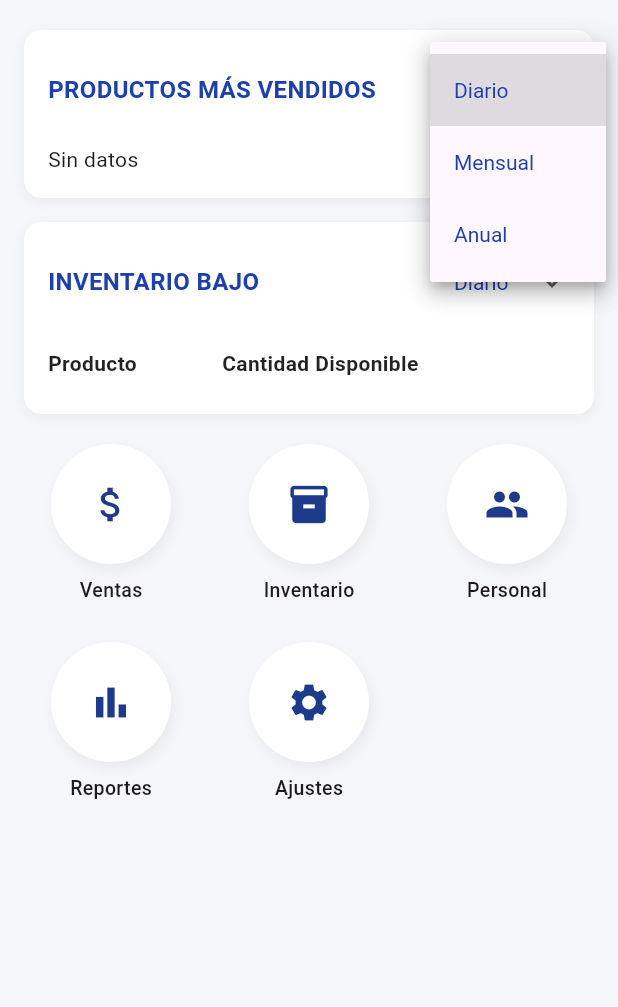
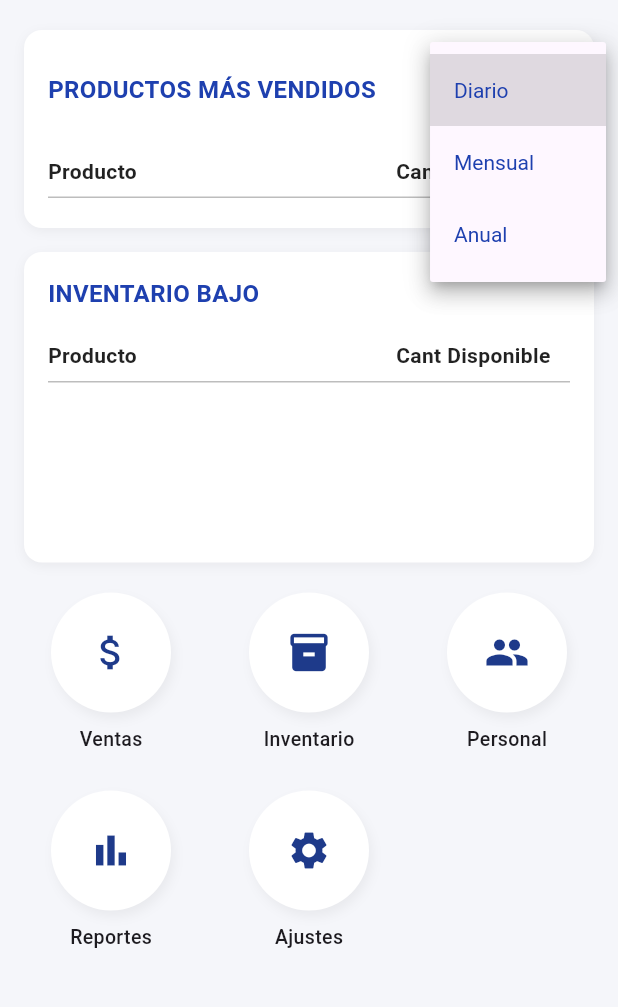
Before and after one commit to XanderDC13/Fundimetalesweb, a Flutter app: the DashboardScreen screen opened directly, after a tap on "Diario", on a phone screen of 412 x 824 dp, the part 192-1199 px from its top. Run offline on Flutter 3.47's test engine with Material 3 defaults, Android fonts, the phone set to English and light mode, and no system bars; our stand-ins replace cloud_firestore, firebase_auth, firebase_core, lucide_icons; missing offline and left inert: simple_barcode_scanner; accounts and stored records are empty.

Commit message:
Actualizaciones carrito dashboard inventario

```diff
--- a/lib/screens/dashboard.dart
+++ b/lib/screens/dashboard.dart
@@ -16,29 +16,31 @@ class DashboardScreen extends StatefulWidget {
 
 class _DashboardScreenState extends State<DashboardScreen> {
   String productosFiltro = 'Diario';
-  String inventarioFiltro = 'Diario';
   List<List<String>> productosMasVendidos = [];
   List<List<String>> inventarioBajo = [];
   String nombreUsuario = '';
+
+  final ScrollController _scrollController = ScrollController();
 
   @override
   void initState() {
     super.initState();
     _cargarNombreUsuario();
     _cargarInventarioBajo();
+    _cargarProductosMasVendidos();
+  }
+
+  @override
+  void dispose() {
+    _scrollController.dispose();
+    super.dispose();
   }
 
   Future<void> _cargarNombreUsuario() async {
     final user = FirebaseAuth.instance.currentUser;
 
-    if (user == null) {
-      print('No hay usuario autenticado');
-      return;
-    }
+    if (user == null) return;
 
-    print('UID actual: ${user.uid}');
-
-    try {
     final doc =
         await FirebaseFirestore.instance
             .collection('usuarios_activos')
@@ -46,15 +48,9 @@ class _DashboardScreenState extends State<DashboardScreen> {
             .get();
 
     if (doc.exists) {
-        print("Documento encontrado: ${doc.data()}");
       setState(() {
         nombreUsuario = doc.data()?['nombre'] ?? 'Usuario';
       });
-      } else {
-        print("Documento no encontrado para UID: ${user.uid}");
-      }
-    } catch (e) {
-      print('Error cargando nombre de usuario: $e');
     }
   }
 
@@ -80,7 +76,7 @@ class _DashboardScreenState extends State<DashboardScreen> {
     }
 
     final List<List<String>> inventario = [
-      ['Producto', 'Cantidad Disponible'],
+      ['Producto', 'Cant Disponible'],
     ];
 
     for (var doc in inventarioSnapshot.docs) {
@@ -97,8 +93,71 @@ class _DashboardScreenState extends State<DashboardScreen> {
       }
     }
 
+    inventario.sort((a, b) {
+      if (a == inventario[0]) return -1;
+      if (b == inventario[0]) return 1;
+      return int.parse(a[1]).compareTo(int.parse(b[1]));
+    });
+
     setState(() {
       inventarioBajo = inventario;
+    });
+  }
+
+  Future<void> _cargarProductosMasVendidos() async {
+    final now = DateTime.now();
+    late DateTime startDate;
+
+    if (productosFiltro == 'Diario') {
+      startDate = DateTime(now.year, now.month, now.day);
+    } else if (productosFiltro == 'Mensual') {
+      startDate = DateTime(now.year, now.month, 1);
+    } else {
+      startDate = DateTime(now.year, 1, 1);
+    }
+
+    final ventasSnapshot =
+        await FirebaseFirestore.instance
+            .collection('ventas')
+            .where('fecha', isGreaterThanOrEqualTo: startDate)
+            .get();
+
+    final Map<String, int> productosVendidos = {};
+    final Map<String, String> nombresProductos = {};
+
+    for (var venta in ventasSnapshot.docs) {
+      final productos = List<Map<String, dynamic>>.from(venta['productos']);
+      for (var producto in productos) {
+        final codigo = producto['codigo'];
+        final cantidad = producto['cantidad'];
+        final nombre = producto['nombre'];
+
+        if (codigo != null && cantidad != null) {
+          productosVendidos[codigo] =
+              (productosVendidos[codigo] ?? 0) + (cantidad as int);
+          nombresProductos[codigo] = nombre ?? 'Sin nombre';
+        }
+      }
+    }
+
+    final topProductos =
+        productosVendidos.entries.toList()
+          ..sort((a, b) => b.value.compareTo(a.value));
+
+    final List<List<String>> top3 = [
+      ['Producto', 'Cant Vendida'],
+    ];
+
+    for (var i = 0; i < topProductos.length && i < 3; i++) {
+      final codigo = topProductos[i].key;
+      final cantidad = topProductos[i].value;
+      final nombre = nombresProductos[codigo] ?? 'Sin nombre';
+
+      top3.add([nombre, cantidad.toString()]);
+    }
+
+    setState(() {
+      productosMasVendidos = top3;
     });
   }
 
@@ -127,19 +186,21 @@ class _DashboardScreenState extends State<DashboardScreen> {
               _buildSectionCard(
                 title: 'PRODUCTOS MÁS VENDIDOS',
                 filterValue: productosFiltro,
-                onFilterChanged:
-                    (value) => setState(() => productosFiltro = value),
+                onFilterChanged: (value) {
+                  setState(() => productosFiltro = value);
+                  _cargarProductosMasVendidos();
+                },
                 child:
                     productosMasVendidos.isEmpty
                         ? const Text('Sin datos')
-                        : _buildStyledTable(productosMasVendidos),
+                        : _buildStyledTable(
+                          productosMasVendidos,
+                          scrollable: false,
+                        ),
               ),
               const SizedBox(height: 16),
-              _buildSectionCard(
+              _buildSimpleSectionCard(
                 title: 'INVENTARIO BAJO',
-                filterValue: inventarioFiltro,
-                onFilterChanged:
-                    (value) => setState(() => inventarioFiltro = value),
                 child:
                     inventarioBajo.isEmpty
                         ? const Text('Sin datos')
@@ -260,31 +321,123 @@ class _DashboardScreenState extends State<DashboardScreen> {
     );
   }
 
-  Widget _buildStyledTable(List<List<String>> rows) {
+  Widget _buildSimpleSectionCard({
+    required String title,
+    required Widget child,
+  }) {
+    return Padding(
+      padding: const EdgeInsets.symmetric(horizontal: 16),
+      child: Container(
+        padding: const EdgeInsets.all(16),
+        decoration: BoxDecoration(
+          color: Colors.white,
+          borderRadius: BorderRadius.circular(12),
+          boxShadow: [
+            BoxShadow(
+              color: Colors.black.withOpacity(0.05),
+              blurRadius: 6,
+              offset: const Offset(0, 2),
+            ),
+          ],
+        ),
+        child: Column(
+          crossAxisAlignment: CrossAxisAlignment.start,
+          children: [
+            Text(
+              title,
+              style: const TextStyle(
+                fontSize: 16,
+                fontWeight: FontWeight.bold,
+                color: Color(0xFF1E40AF),
+              ),
+            ),
+            const SizedBox(height: 12),
+            child,
+          ],
+        ),
+      ),
+    );
+  }
+
+  Widget _buildStyledTable(List<List<String>> rows, {bool scrollable = true}) {
+    final header = rows[0];
+    final dataRows = rows.length > 1 ? rows.sublist(1) : [];
+
+    return Column(
+      children: [
+        Table(
+          columnWidths: const {0: FlexColumnWidth(2), 1: FlexColumnWidth(1)},
+          border: TableBorder(
+            bottom: BorderSide(color: Colors.grey.shade400, width: 1),
+          ),
+          children: [
+            TableRow(
+              children:
+                  header
+                      .map(
+                        (cell) => Padding(
+                          padding: const EdgeInsets.symmetric(vertical: 8),
+                          child: Text(
+                            cell,
+                            style: const TextStyle(
+                              fontWeight: FontWeight.bold,
+                              fontSize: 14,
+                              color: Colors.black87,
+                            ),
+                          ),
+                        ),
+                      )
+                      .toList(),
+            ),
+          ],
+        ),
+        const SizedBox(height: 4),
+        if (scrollable)
+          SizedBox(
+            height: 100,
+            child: Scrollbar(
+              thumbVisibility: true,
+              controller: _scrollController,
+              child: SingleChildScrollView(
+                controller: _scrollController,
+                child: _buildTableBody(dataRows.cast<List<String>>()),
+              ),
+            ),
+          )
+        else
+          _buildTableBody(dataRows.cast<List<String>>()),
+      ],
+    );
+  }
+
+  Widget _buildTableBody(List<List<String>> dataRows) {
     return Table(
-      columnWidths: const {0: FlexColumnWidth(1), 1: FlexColumnWidth(2)},
+      columnWidths: const {0: FlexColumnWidth(2), 1: FlexColumnWidth(1)},
       border: TableBorder(
         horizontalInside: BorderSide(color: Colors.grey.shade300, width: 1),
       ),
-      children: List.generate(rows.length, (index) {
-        final isHeader = index == 0;
-        final style = TextStyle(
-          fontWeight: isHeader ? FontWeight.bold : FontWeight.normal,
-          fontSize: 14,
-          color: isHeader ? Colors.black87 : Colors.black54,
-        );
-        return TableRow(
       children:
-              rows[index]
+          dataRows
+              .map(
+                (row) => TableRow(
+                  children:
+                      row
                           .map(
                             (cell) => Padding(
                               padding: const EdgeInsets.symmetric(vertical: 8),
-                      child: Text(cell, style: style),
+                              child: Text(
+                                cell,
+                                style: const TextStyle(
+                                  fontSize: 14,
+                                  color: Colors.black54,
+                                ),
+                              ),
                             ),
                           )
                           .toList(),
-        );
-      }),
+                ),
+              )
+              .toList(),
     );
   }
 
@@ -336,7 +489,7 @@ class _DashboardScreenState extends State<DashboardScreen> {
                 ),
               ],
             ),
-            child: Icon(icon, color: Color(0xFF1E3A8A), size: 30),
+            child: Icon(icon, color: const Color(0xFF1E3A8A), size: 30),
           ),
           const SizedBox(height: 8),
           Text(
--- a/lib/screens/ventas/carrito.dart
+++ b/lib/screens/ventas/carrito.dart
@@ -158,13 +158,19 @@ class _VerCarritoScreenState extends State<VerCarritoScreen> {
                                                           Icons
                                                               .add_circle_outline,
                                                         ),
-                                                        onPressed: () {
-                                                          carrito.actualizarCantidad(
-                                                            producto.codigo,
-                                                            producto.cantidad +
-                                                                1,
-                                                          );
-                                                        },
+                                                        onPressed:
+                                                            producto.cantidad <
+                                                                    producto
+                                                                        .disponibles
+                                                                ? () {
+                                                                  carrito.actualizarCantidad(
+                                                                    producto
+                                                                        .codigo,
+                                                                    producto.cantidad +
+                                                                        1,
+                                                                  );
+                                                                }
+                                                                : null,
                                                       ),
                                                     ],
                                                   ),
--- a/lib/screens/ventas/realizarventa.dart
+++ b/lib/screens/ventas/realizarventa.dart
@@ -205,7 +205,7 @@ class _VentasDetalleScreenState extends State<VentasDetalleScreen> {
                       crossAxisCount: 3,
                       crossAxisSpacing: 8,
                       mainAxisSpacing: 8,
-                      childAspectRatio: 0.75,
+                      childAspectRatio: 0.6,
                       children:
                           filtered
                               .map((data) => _buildProductoCard(data, context))
@@ -249,6 +249,7 @@ class _VentasDetalleScreenState extends State<VentasDetalleScreen> {
                 codigo: data['codigo'],
                 nombre: data['nombre'],
                 precio: data['precio'],
+                disponibles: data['cantidad'],
               );
 
               Provider.of<CarritoController>(
```
Also changed, not shown: lib/screens/inventarios/editinvprod.dart (+4 -4 lines), lib/screens/ventas/carrito_controller.dart (+60 -5 lines). Lines whose indentation alone changed are shown as unchanged.
